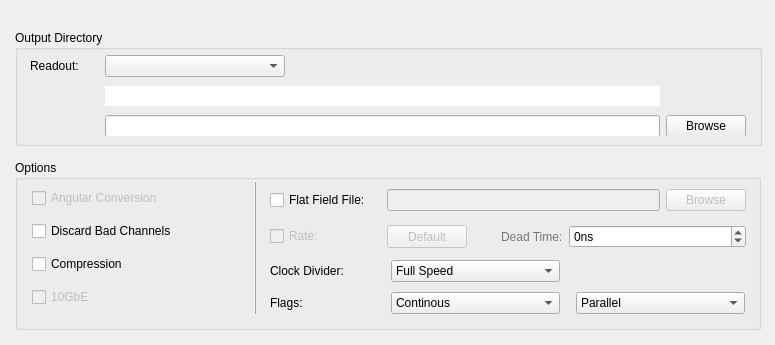
Before: the Qt Designer form slsDetectorGui/forms/form_tab_dataoutput.ui in slsdetectorgroup/slsDetectorPackage, drawn with Qt 5.
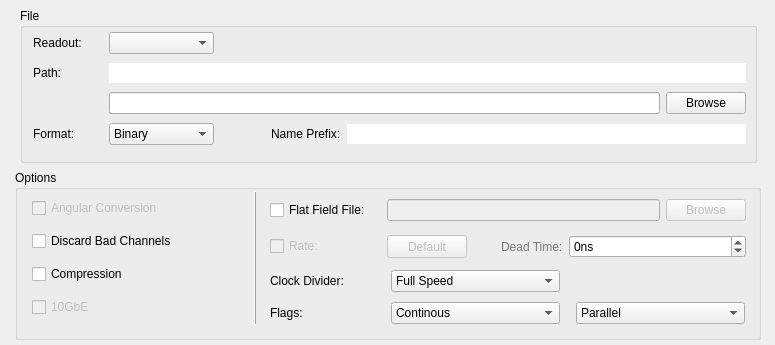
After: the same form once the commit is applied. Icons and pictures are not drawn.

```diff
--- a/slsDetectorGui/forms/form_tab_dataoutput.ui
+++ b/slsDetectorGui/forms/form_tab_dataoutput.ui
@@ -31,219 +31,11 @@
   <property name="windowTitle">
    <string>Form</string>
   </property>
-  <widget class="QGroupBox" name="boxOutDir">
-   <property name="geometry">
-    <rect>
-     <x>15</x>
-     <y>30</y>
-     <width>747</width>
-     <height>116</height>
-    </rect>
-   </property>
-   <property name="toolTip">
-    <string>&lt;nobr&gt;
-Directory where one saves the data.
-&lt;/nobr&gt;&lt;br&gt;
- #outdir#
-&lt;br&gt;
-</string>
-   </property>
-   <property name="title">
-    <string>Output Directory</string>
-   </property>
-   <widget class="QFrame" name="frameOutput">
-    <property name="geometry">
-     <rect>
-      <x>5</x>
-      <y>10</y>
-      <width>731</width>
-      <height>96</height>
-     </rect>
-    </property>
-    <property name="toolTip">
-     <string>&lt;nobr&gt;
-Directory where one saves the data.
-&lt;/nobr&gt;&lt;br&gt;
- #outdir#
-&lt;br&gt;
-</string>
-    </property>
-    <property name="frameShape">
-     <enum>QFrame::NoFrame</enum>
-    </property>
-    <property name="frameShadow">
-     <enum>QFrame::Plain</enum>
-    </property>
-    <widget class="QWidget" name="horizontalLayoutWidget">
-     <property name="geometry">
-      <rect>
-       <x>10</x>
-       <y>10</y>
-       <width>716</width>
-       <height>92</height>
-      </rect>
-     </property>
-     <layout class="QGridLayout" name="gridLayout">
-      <property name="verticalSpacing">
-       <number>4</number>
-      </property>
-      <item row="1" column="2">
-       <widget class="QLineEdit" name="dispReadOutputDir">
-        <property name="focusPolicy">
-         <enum>Qt::NoFocus</enum>
-        </property>
-        <property name="toolTip">
-         <string>&lt;nobr&gt;
-Directory where one saves the data.
-&lt;/nobr&gt;&lt;br&gt;
- #outdir#
-&lt;br&gt;
-</string>
-        </property>
-        <property name="frame">
-         <bool>false</bool>
-        </property>
-        <property name="echoMode">
-         <enum>QLineEdit::Normal</enum>
-        </property>
-        <property name="readOnly">
-         <bool>true</bool>
-        </property>
-       </widget>
-      </item>
-      <item row="0" column="0">
-       <widget class="QLabel" name="lblDetector">
-        <property name="sizePolicy">
-         <sizepolicy hsizetype="Fixed" vsizetype="Preferred">
-          <horstretch>0</horstretch>
-          <verstretch>0</verstretch>
-         </sizepolicy>
-        </property>
-        <property name="palette">
-         <palette>
-          <active>
-           <colorrole role="WindowText">
-            <brush brushstyle="SolidPattern">
-             <color alpha="255">
-              <red>2</red>
-              <green>2</green>
-              <blue>2</blue>
-             </color>
-            </brush>
-           </colorrole>
-          </active>
-          <inactive>
-           <colorrole role="WindowText">
-            <brush brushstyle="SolidPattern">
-             <color alpha="255">
-              <red>0</red>
-              <green>0</green>
-              <blue>0</blue>
-             </color>
-            </brush>
-           </colorrole>
-          </inactive>
-          <disabled>
-           <colorrole role="WindowText">
-            <brush brushstyle="SolidPattern">
-             <color alpha="255">
-              <red>119</red>
-              <green>119</green>
-              <blue>119</blue>
-             </color>
-            </brush>
-           </colorrole>
-          </disabled>
-         </palette>
-        </property>
-        <property name="toolTip">
-         <string>&lt;nobr&gt;
-Directory where one saves the data.
-&lt;/nobr&gt;&lt;br&gt;
- #outdir#
-&lt;br&gt;
-</string>
-        </property>
-        <property name="text">
-         <string>Readout:</string>
-        </property>
-       </widget>
-      </item>
-      <item row="2" column="2">
-       <widget class="QLineEdit" name="dispOutputDir">
-        <property name="focusPolicy">
-         <enum>Qt::StrongFocus</enum>
-        </property>
-        <property name="toolTip">
-         <string>&lt;nobr&gt;
-Directory where one saves the data.
-&lt;/nobr&gt;&lt;br&gt;
- #outdir#
-&lt;br&gt;
-</string>
-        </property>
-       </widget>
-      </item>
-      <item row="0" column="2">
-       <widget class="QComboBox" name="comboDetector">
-        <property name="sizePolicy">
-         <sizepolicy hsizetype="Fixed" vsizetype="Fixed">
-          <horstretch>0</horstretch>
-          <verstretch>0</verstretch>
-         </sizepolicy>
-        </property>
-        <property name="minimumSize">
-         <size>
-          <width>180</width>
-          <height>0</height>
-         </size>
-        </property>
-       </widget>
-      </item>
-      <item row="0" column="1">
-       <spacer name="horizontalSpacer">
-        <property name="orientation">
-         <enum>Qt::Horizontal</enum>
-        </property>
-        <property name="sizeType">
-         <enum>QSizePolicy::Fixed</enum>
-        </property>
-        <property name="sizeHint" stdset="0">
-         <size>
-          <width>20</width>
-          <height>20</height>
-         </size>
-        </property>
-       </spacer>
-      </item>
-      <item row="2" column="3">
-       <widget class="QPushButton" name="btnOutputBrowse">
-        <property name="toolTip">
-         <string>&lt;nobr&gt;
-Directory where one saves the data.
-&lt;/nobr&gt;&lt;br&gt;
- #outdir#
-&lt;br&gt;
-</string>
-        </property>
-        <property name="text">
-         <string>Browse</string>
-        </property>
-        <property name="icon">
-         <iconset resource="../include/icons.qrc">
-          <normaloff>:/icons/images/browse.png</normaloff>:/icons/images/browse.png</iconset>
-        </property>
-       </widget>
-      </item>
-     </layout>
-    </widget>
-   </widget>
-  </widget>
   <widget class="QGroupBox" name="boxCorrection_2">
    <property name="geometry">
     <rect>
      <x>15</x>
-     <y>160</y>
+     <y>170</y>
      <width>746</width>
      <height>170</height>
     </rect>
@@ -700,9 +492,439 @@
     </widget>
    </widget>
   </widget>
-  <zorder>boxOutDir</zorder>
-  <zorder>boxCorrection_2</zorder>
-  <zorder>btnOutputBrowse</zorder>
+  <widget class="QGroupBox" name="boxCorrection_3">
+   <property name="geometry">
+    <rect>
+     <x>20</x>
+     <y>8</y>
+     <width>737</width>
+     <height>155</height>
+    </rect>
+   </property>
+   <property name="title">
+    <string>File</string>
+   </property>
+   <widget class="QWidget" name="horizontalLayoutWidget">
+    <property name="geometry">
+     <rect>
+      <x>13</x>
+      <y>19</y>
+      <width>713</width>
+      <height>125</height>
+     </rect>
+    </property>
+    <layout class="QGridLayout" name="gridLayout">
+     <property name="verticalSpacing">
+      <number>4</number>
+     </property>
+     <item row="3" column="2">
+      <spacer name="horizontalSpacer_6">
+       <property name="orientation">
+        <enum>Qt::Horizontal</enum>
+       </property>
+       <property name="sizeType">
+        <enum>QSizePolicy::Fixed</enum>
+       </property>
+       <property name="sizeHint" stdset="0">
+        <size>
+         <width>45</width>
+         <height>20</height>
+        </size>
+       </property>
+      </spacer>
+     </item>
+     <item row="3" column="1">
+      <widget class="QComboBox" name="comboFileFormat">
+       <property name="sizePolicy">
+        <sizepolicy hsizetype="Fixed" vsizetype="Fixed">
+         <horstretch>0</horstretch>
+         <verstretch>0</verstretch>
+        </sizepolicy>
+       </property>
+       <property name="minimumSize">
+        <size>
+         <width>105</width>
+         <height>0</height>
+        </size>
+       </property>
+       <property name="toolTip">
+        <string>&lt;html&gt;&lt;head/&gt;&lt;body&gt;&lt;p&gt;File Format&lt;br/&gt;#fileformat# &lt;br/&gt;&lt;/p&gt;&lt;/body&gt;&lt;/html&gt;</string>
+       </property>
+       <item>
+        <property name="text">
+         <string>Binary</string>
+        </property>
+       </item>
+       <item>
+        <property name="text">
+         <string>ASCII</string>
+        </property>
+       </item>
+       <item>
+        <property name="text">
+         <string>HDF5</string>
+        </property>
+       </item>
+      </widget>
+     </item>
+     <item row="0" column="0">
+      <widget class="QLabel" name="lblDetector">
+       <property name="sizePolicy">
+        <sizepolicy hsizetype="Fixed" vsizetype="Preferred">
+         <horstretch>0</horstretch>
+         <verstretch>0</verstretch>
+        </sizepolicy>
+       </property>
+       <property name="maximumSize">
+        <size>
+         <width>70</width>
+         <height>16777215</height>
+        </size>
+       </property>
+       <property name="palette">
+        <palette>
+         <active>
+          <colorrole role="WindowText">
+           <brush brushstyle="SolidPattern">
+            <color alpha="255">
+             <red>2</red>
+             <green>2</green>
+             <blue>2</blue>
+            </color>
+           </brush>
+          </colorrole>
+         </active>
+         <inactive>
+          <colorrole role="WindowText">
+           <brush brushstyle="SolidPattern">
+            <color alpha="255">
+             <red>0</red>
+             <green>0</green>
+             <blue>0</blue>
+            </color>
+           </brush>
+          </colorrole>
+         </inactive>
+         <disabled>
+          <colorrole role="WindowText">
+           <brush brushstyle="SolidPattern">
+            <color alpha="255">
+             <red>119</red>
+             <green>119</green>
+             <blue>119</blue>
+            </color>
+           </brush>
+          </colorrole>
+         </disabled>
+        </palette>
+       </property>
+       <property name="toolTip">
+        <string>&lt;nobr&gt;
+Directory where one saves the data.
+&lt;/nobr&gt;&lt;br&gt;
+ #outdir#
+&lt;br&gt;
+</string>
+       </property>
+       <property name="text">
+        <string>Readout:</string>
+       </property>
+      </widget>
+     </item>
+     <item row="0" column="1">
+      <widget class="QComboBox" name="comboDetector">
+       <property name="sizePolicy">
+        <sizepolicy hsizetype="Fixed" vsizetype="Fixed">
+         <horstretch>0</horstretch>
+         <verstretch>0</verstretch>
+        </sizepolicy>
+       </property>
+       <property name="minimumSize">
+        <size>
+         <width>105</width>
+         <height>0</height>
+        </size>
+       </property>
+      </widget>
+     </item>
+     <item row="1" column="1" colspan="6">
+      <widget class="QLineEdit" name="dispReadOutputDir">
+       <property name="focusPolicy">
+        <enum>Qt::NoFocus</enum>
+       </property>
+       <property name="toolTip">
+        <string>&lt;nobr&gt;
+Directory where one saves the data.
+&lt;/nobr&gt;&lt;br&gt;
+ #outdir#
+&lt;br&gt;
+</string>
+       </property>
+       <property name="frame">
+        <bool>false</bool>
+       </property>
+       <property name="echoMode">
+        <enum>QLineEdit::Normal</enum>
+       </property>
+       <property name="readOnly">
+        <bool>true</bool>
+       </property>
+      </widget>
+     </item>
+     <item row="3" column="0">
+      <widget class="QLabel" name="lblFileFormat">
+       <property name="sizePolicy">
+        <sizepolicy hsizetype="Fixed" vsizetype="Preferred">
+         <horstretch>0</horstretch>
+         <verstretch>0</verstretch>
+        </sizepolicy>
+       </property>
+       <property name="maximumSize">
+        <size>
+         <width>70</width>
+         <height>16777215</height>
+        </size>
+       </property>
+       <property name="palette">
+        <palette>
+         <active>
+          <colorrole role="WindowText">
+           <brush brushstyle="SolidPattern">
+            <color alpha="255">
+             <red>2</red>
+             <green>2</green>
+             <blue>2</blue>
+            </color>
+           </brush>
+          </colorrole>
+         </active>
+         <inactive>
+          <colorrole role="WindowText">
+           <brush brushstyle="SolidPattern">
+            <color alpha="255">
+             <red>0</red>
+             <green>0</green>
+             <blue>0</blue>
+            </color>
+           </brush>
+          </colorrole>
+         </inactive>
+         <disabled>
+          <colorrole role="WindowText">
+           <brush brushstyle="SolidPattern">
+            <color alpha="255">
+             <red>119</red>
+             <green>119</green>
+             <blue>119</blue>
+            </color>
+           </brush>
+          </colorrole>
+         </disabled>
+        </palette>
+       </property>
+       <property name="toolTip">
+        <string>&lt;html&gt;&lt;head/&gt;&lt;body&gt;&lt;p&gt;File Format&lt;br/&gt;#fileformat# &lt;br/&gt;&lt;/p&gt;&lt;/body&gt;&lt;/html&gt;</string>
+       </property>
+       <property name="text">
+        <string>Format:</string>
+       </property>
+      </widget>
+     </item>
+     <item row="0" column="2" colspan="5">
+      <spacer name="horizontalSpacer_8">
+       <property name="orientation">
+        <enum>Qt::Horizontal</enum>
+       </property>
+       <property name="sizeType">
+        <enum>QSizePolicy::Fixed</enum>
+       </property>
+       <property name="sizeHint" stdset="0">
+        <size>
+         <width>470</width>
+         <height>20</height>
+        </size>
+       </property>
+      </spacer>
+     </item>
+     <item row="2" column="6">
+      <widget class="QPushButton" name="btnOutputBrowse">
+       <property name="sizePolicy">
+        <sizepolicy hsizetype="Fixed" vsizetype="Fixed">
+         <horstretch>0</horstretch>
+         <verstretch>0</verstretch>
+        </sizepolicy>
+       </property>
+       <property name="toolTip">
+        <string>&lt;nobr&gt;
+Directory where one saves the data.
+&lt;/nobr&gt;&lt;br&gt;
+ #outdir#
+&lt;br&gt;
+</string>
+       </property>
+       <property name="text">
+        <string>Browse</string>
+       </property>
+       <property name="icon">
+        <iconset resource="../include/icons.qrc">
+         <normaloff>:/icons/images/browse.png</normaloff>:/icons/images/browse.png</iconset>
+       </property>
+      </widget>
+     </item>
+     <item row="2" column="1" colspan="5">
+      <widget class="QLineEdit" name="dispOutputDir">
+       <property name="focusPolicy">
+        <enum>Qt::StrongFocus</enum>
+       </property>
+       <property name="toolTip">
+        <string>&lt;nobr&gt;
+Directory where one saves the data.
+&lt;/nobr&gt;&lt;br&gt;
+ #outdir#
+&lt;br&gt;
+</string>
+       </property>
+      </widget>
+     </item>
+     <item row="1" column="0">
+      <widget class="QLabel" name="lblOutputDir">
+       <property name="sizePolicy">
+        <sizepolicy hsizetype="Fixed" vsizetype="Preferred">
+         <horstretch>0</horstretch>
+         <verstretch>0</verstretch>
+        </sizepolicy>
+       </property>
+       <property name="maximumSize">
+        <size>
+         <width>70</width>
+         <height>16777215</height>
+        </size>
+       </property>
+       <property name="palette">
+        <palette>
+         <active>
+          <colorrole role="WindowText">
+           <brush brushstyle="SolidPattern">
+            <color alpha="255">
+             <red>2</red>
+             <green>2</green>
+             <blue>2</blue>
+            </color>
+           </brush>
+          </colorrole>
+         </active>
+         <inactive>
+          <colorrole role="WindowText">
+           <brush brushstyle="SolidPattern">
+            <color alpha="255">
+             <red>0</red>
+             <green>0</green>
+             <blue>0</blue>
+            </color>
+           </brush>
+          </colorrole>
+         </inactive>
+         <disabled>
+          <colorrole role="WindowText">
+           <brush brushstyle="SolidPattern">
+            <color alpha="255">
+             <red>119</red>
+             <green>119</green>
+             <blue>119</blue>
+            </color>
+           </brush>
+          </colorrole>
+         </disabled>
+        </palette>
+       </property>
+       <property name="toolTip">
+        <string>&lt;nobr&gt;
+Directory where one saves the data.
+&lt;/nobr&gt;&lt;br&gt;
+ #outdir#
+&lt;br&gt;
+</string>
+       </property>
+       <property name="text">
+        <string>Path:</string>
+       </property>
+      </widget>
+     </item>
+     <item row="3" column="4" colspan="3">
+      <widget class="QLineEdit" name="dispFileName">
+       <property name="focusPolicy">
+        <enum>Qt::NoFocus</enum>
+       </property>
+       <property name="toolTip">
+        <string>&lt;html&gt;&lt;head/&gt;&lt;body&gt;&lt;p&gt;Name of file. Can be modified in Measurement tab.&lt;br/&gt;#fname# &lt;br/&gt;&lt;/p&gt;&lt;/body&gt;&lt;/html&gt;</string>
+       </property>
+       <property name="frame">
+        <bool>false</bool>
+       </property>
+       <property name="echoMode">
+        <enum>QLineEdit::Normal</enum>
+       </property>
+       <property name="readOnly">
+        <bool>true</bool>
+       </property>
+      </widget>
+     </item>
+     <item row="3" column="3">
+      <widget class="QLabel" name="lblFileName">
+       <property name="sizePolicy">
+        <sizepolicy hsizetype="Fixed" vsizetype="Preferred">
+         <horstretch>0</horstretch>
+         <verstretch>0</verstretch>
+        </sizepolicy>
+       </property>
+       <property name="palette">
+        <palette>
+         <active>
+          <colorrole role="WindowText">
+           <brush brushstyle="SolidPattern">
+            <color alpha="255">
+             <red>2</red>
+             <green>2</green>
+             <blue>2</blue>
+            </color>
+           </brush>
+          </colorrole>
+         </active>
+         <inactive>
+          <colorrole role="WindowText">
+           <brush brushstyle="SolidPattern">
+            <color alpha="255">
+             <red>0</red>
+             <green>0</green>
+             <blue>0</blue>
+            </color>
+           </brush>
+          </colorrole>
+         </inactive>
+         <disabled>
+          <colorrole role="WindowText">
+           <brush brushstyle="SolidPattern">
+            <color alpha="255">
+             <red>119</red>
+             <green>119</green>
+             <blue>119</blue>
+            </color>
+           </brush>
+          </colorrole>
+         </disabled>
+        </palette>
+       </property>
+       <property name="toolTip">
+        <string>&lt;html&gt;&lt;head/&gt;&lt;body&gt;&lt;p&gt;Name of file. Can be modified in Measurement tab.&lt;br/&gt;#fname# &lt;br/&gt;&lt;/p&gt;&lt;/body&gt;&lt;/html&gt;</string>
+       </property>
+       <property name="text">
+        <string>Name Prefix:</string>
+       </property>
+      </widget>
+     </item>
+    </layout>
+   </widget>
+  </widget>
  </widget>
  <tabstops>
   <tabstop>dispReadOutputDir</tabstop>
```
Left out of the diff: 1 changed line with no effect on the pictures.
